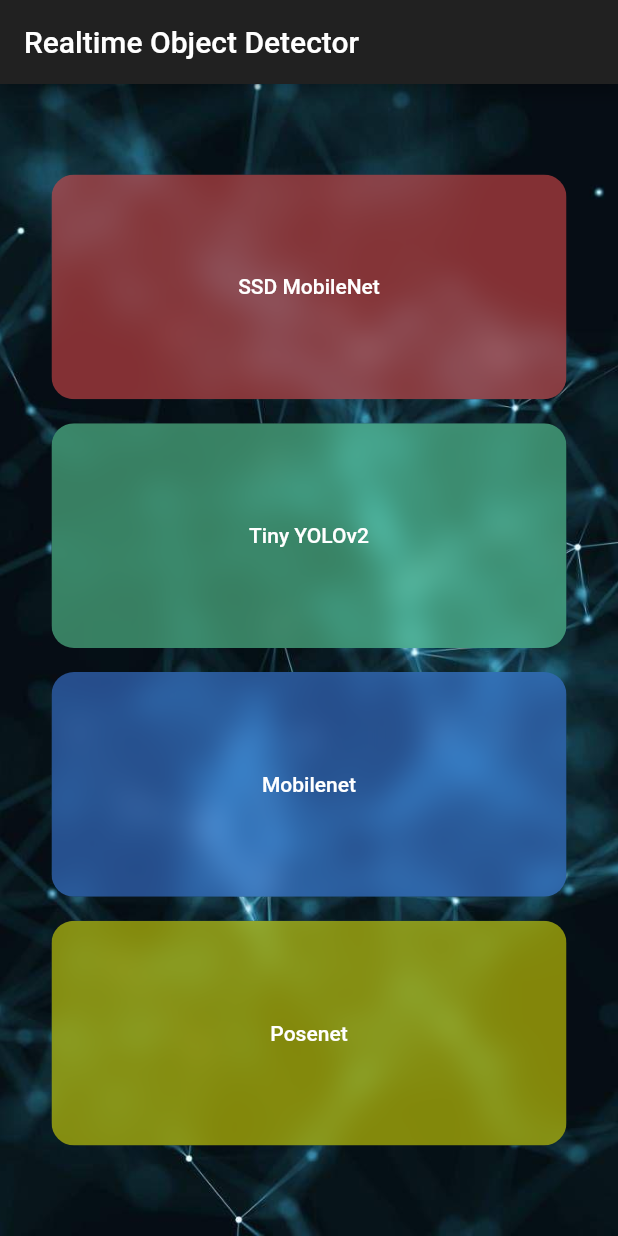
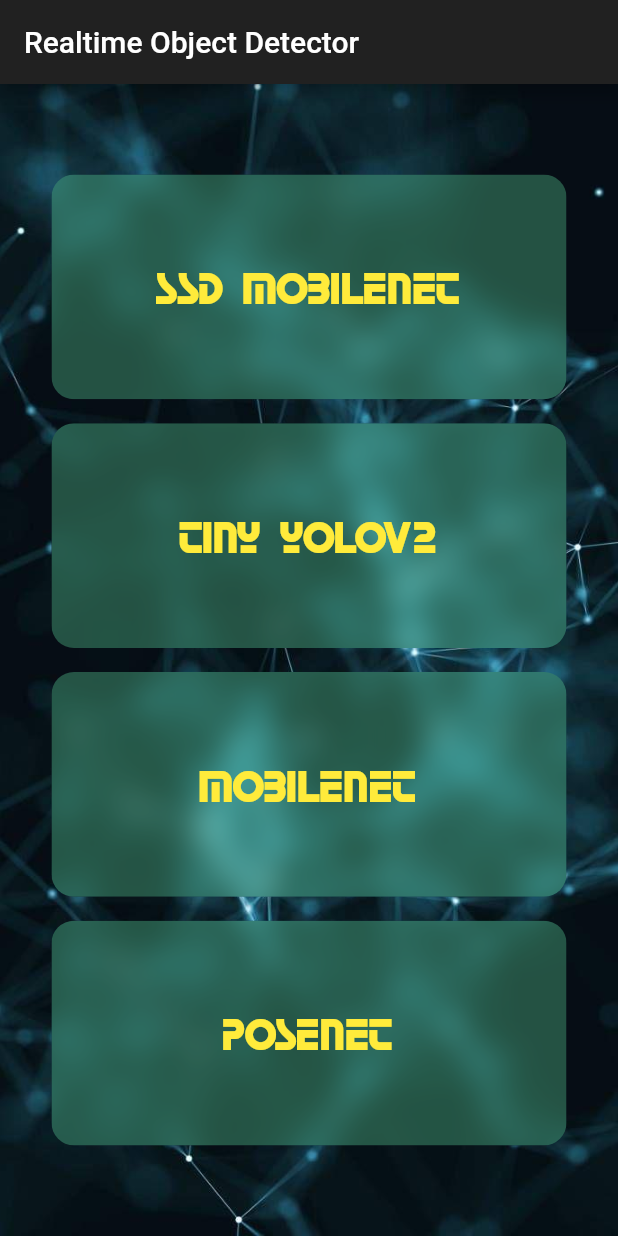
Before and after one commit to yatharth25/Realtime-Objec-Detection-Using-Flutter, a Flutter app: the screen it shows after launch, on a phone screen of 412 x 824 dp. Run offline on Flutter 3.47's test engine with Material 2 defaults, Android fonts, the phone set to English and light mode, and no system bars; drawn by our look-alikes of animated_text_kit; our stand-ins replace camera; missing offline and left inert: tflite.

Commit message:
added Animation to UI text

```diff
--- /dev/null
+++ b/assets/horizon/Font License.txt
@@ -0,0 +1,47 @@
+Shareware/ Font License
+
+Pixel Sagas Freeware Fonts EULA (End User License Agreement) and Software Inclusion Agreement
+
+"Purchaser" and "User" may be used interchangeably in this agreement.
+
+"Pixel Sagas" and "Neale Davidson" may be used interchangeably in this agreement. These all refer to the intellectual and legal property of Neale Davidson.
+
+Usage
+
+Pixel Saga's Shareware Fonts are free to use for personal, non-commercial purposes. No payment is necessary to use Pixel Saga's Freeware Fonts for personal use, and there is no limit to the amount of prints, pages, or other medium to be produced using them. However, you cannot offer the font for commercial sale, or offer for direct download. The inclusion of the font name and/or site URL in the credits or documentation when it is used is appreciated, but this is not mandatory.
+
+Payment
+
+Payment is not required for the use of Pixel Saga's Shareware Fonts. Commercial use requires a modest fee which can be paid through the pixelsagas.com web site through Paypal.com's services. The transaction receipt for any shareware "commercial license" purchase will suffice as proof of license.
+
+Support
+
+Font installation help is available at http://www.pixelsagas.com. If you experience problems with any Pixel Saga's Freeware font (such as spacing issues or missing characters), please verify that you have the correct and current version of the fonts. In the case of Freeware fonts, downloading the font directly from the Pixel Sagas site will ensure that the font files have not been altered.
+
+Software Inclusion Agreement
+
+Pixel Saga's software products are protected by copyright laws and International copyright treaties, as well as other intellectual property laws and treaties. All Pixel Saga's software products are licensed, not sold.
+
+1) GRANT OF LICENSE
+
+This document grants the user the following rights:
+
+Installation and Use. The user may install and use an unlimited number of copies of the software product. The user may not offer Pixel Sagas freeware fonts for direct download unless the user has received explicit, written permission from Neale Davidson. Otherwise please direct users to the http://www.pixelsagas.com website. Pixel Sagas freeware fonts may, however, be embedded for web, publication, or general software use.
+
+2) WARRANTIES
+
+None
+
+Pixel Sagas expressly disclaims any warranty for the software product. The software product and any related documentation is provided "as is" without warranty of any kind, either express or implied, including, without limitation, the implied warranties or merchantability, fitness for a particular purpose, or non-infringement. The entire risk arising out of use or performance of the software product remains with the user.
+
+No Liability For Consequential Damages.
+
+In no event shall Neale Davidson or Pixel Sagas be liable for any damages whatsoever (including, without limitation, damages for loss of business profits, business interruption, loss of business information, or any other pecuniary loss) arising out of the use of or inability to use this product, even if Pixel Sagas has been advised of the possibility of such damages.
+
+3) MISCELLANEOUS
+
+Should the user have any questions concerning this document or you desire to contact Neale Davidson for any reason, please email jaynz@pixelsagas.com .
+
+Governing Law
+
+This agreement is governed by and subject to the laws of the United States of America.
--- a/lib/home_screen.dart
+++ b/lib/home_screen.dart
@@ -4,6 +4,7 @@ import 'package:flutter/material.dart';
 import 'package:camera/camera.dart';
 import 'package:tflite/tflite.dart';
 import 'dart:math' as math;
+import 'package:animated_text_kit/animated_text_kit.dart';
 
 import 'camera.dart';
 import 'bound_box.dart';
@@ -24,6 +25,18 @@ class _HomeScreenState extends State<HomeScreen> {
   int _imageWidth = 0;
   double opacityLevel = 1.0;
   String _model = "";
+  static const _colors = [
+    Colors.yellow,
+    Colors.purple,
+    Colors.blue,
+    Colors.red,
+    Colors.pink,
+    Colors.yellow,
+  ];
+  static const _textstyle = TextStyle(
+      fontSize: 30,
+      //fontWeight: FontWeight.bold,
+      fontFamily: 'Horizon');
 
   @override
   void initState() {
@@ -102,37 +115,26 @@ class _HomeScreenState extends State<HomeScreen> {
                     child: ClipRRect(
                       borderRadius: BorderRadius.circular(15.0),
                       child: BackdropFilter(
-                          filter: ImageFilter.blur(sigmaX: 10.0, sigmaY: 10.0),
-                          child: Container(
-                            height: MediaQuery.of(context).size.height / 5.5,
-                            width: MediaQuery.of(context).size.width / 1.2,
-                            color: Colors.redAccent.withOpacity(0.5),
-                            child: TextButton(
-                              child: const Text(
-                                'SSD MobileNet',
-                                style: TextStyle(color: Colors.white),
-                              ),
-                              onPressed: () => onSelectModel(ssd),
-                            ),
-                          )),
-                    ),
-                  ),
-                  Padding(
-                    padding: const EdgeInsets.all(8.0),
-                    child: ClipRRect(
-                      borderRadius: BorderRadius.circular(15.0),
-                      child: BackdropFilter(
                         filter: ImageFilter.blur(sigmaX: 10.0, sigmaY: 10.0),
                         child: Container(
                           height: MediaQuery.of(context).size.height / 5.5,
                           width: MediaQuery.of(context).size.width / 1.2,
-                          color: Colors.greenAccent.withOpacity(0.5),
-                          child: TextButton(
-                            child: const Text(
-                              "Tiny YOLOv2",
-                              style: TextStyle(color: Colors.white),
+                          color: Colors.greenAccent.withOpacity(0.3),
+                          child: Center(
+                            child: AnimatedTextKit(
+                              animatedTexts: [
+                                ColorizeAnimatedText(
+                                  'SSD MobileNet',
+                                  textStyle: _textstyle,
+                                  speed: Duration(milliseconds: 200),
+                                  textAlign: TextAlign.center,
+                                  colors: _colors,
+                                )
+                              ],
+                              repeatForever: true,
+                              isRepeatingAnimation: true,
+                              onTap: () => onSelectModel(ssd),
                             ),
-                            onPressed: () => onSelectModel(yolo),
                           ),
                         ),
                       ),
@@ -147,13 +149,22 @@ class _HomeScreenState extends State<HomeScreen> {
                         child: Container(
                           height: MediaQuery.of(context).size.height / 5.5,
                           width: MediaQuery.of(context).size.width / 1.2,
-                          color: Colors.blueAccent.withOpacity(0.5),
-                          child: TextButton(
-                            child: const Text(
-                              "Mobilenet",
-                              style: TextStyle(color: Colors.white),
+                          color: Colors.greenAccent.withOpacity(0.3),
+                          child: Center(
+                            child: AnimatedTextKit(
+                              animatedTexts: [
+                                ColorizeAnimatedText(
+                                  'Tiny YOLOv2',
+                                  textStyle: _textstyle,
+                                  speed: Duration(milliseconds: 300),
+                                  textAlign: TextAlign.center,
+                                  colors: _colors,
+                                )
+                              ],
+                              repeatForever: true,
+                              isRepeatingAnimation: true,
+                              onTap: () => onSelectModel(yolo),
                             ),
-                            onPressed: () => onSelectModel(mobilenet),
                           ),
                         ),
                       ),
@@ -168,13 +179,52 @@ class _HomeScreenState extends State<HomeScreen> {
                         child: Container(
                           height: MediaQuery.of(context).size.height / 5.5,
                           width: MediaQuery.of(context).size.width / 1.2,
-                          color: Colors.yellowAccent.withOpacity(0.5),
-                          child: TextButton(
-                            child: const Text(
-                              "Posenet",
-                              style: TextStyle(color: Colors.white),
+                          color: Colors.greenAccent.withOpacity(0.3),
+                          child: Center(
+                            child: AnimatedTextKit(
+                              animatedTexts: [
+                                ColorizeAnimatedText(
+                                  'MobileNet',
+                                  textStyle: _textstyle,
+                                  speed: Duration(milliseconds: 400),
+                                  textAlign: TextAlign.center,
+                                  colors: _colors,
+                                )
+                              ],
+                              repeatForever: true,
+                              isRepeatingAnimation: true,
+                              onTap: () => onSelectModel(mobilenet),
                             ),
-                            onPressed: () => onSelectModel(posenet),
+                          ),
+                        ),
+                      ),
+                    ),
+                  ),
+                  Padding(
+                    padding: const EdgeInsets.all(8.0),
+                    child: ClipRRect(
+                      borderRadius: BorderRadius.circular(15.0),
+                      child: BackdropFilter(
+                        filter: ImageFilter.blur(sigmaX: 10.0, sigmaY: 10.0),
+                        child: Container(
+                          height: MediaQuery.of(context).size.height / 5.5,
+                          width: MediaQuery.of(context).size.width / 1.2,
+                          color: Colors.greenAccent.withOpacity(0.3),
+                          child: Center(
+                            child: AnimatedTextKit(
+                              animatedTexts: [
+                                ColorizeAnimatedText(
+                                  'Posenet',
+                                  textStyle: _textstyle,
+                                  speed: Duration(milliseconds: 500),
+                                  textAlign: TextAlign.center,
+                                  colors: _colors,
+                                )
+                              ],
+                              repeatForever: true,
+                              isRepeatingAnimation: true,
+                              onTap: () => onSelectModel(posenet),
+                            ),
                           ),
                         ),
                       ),
```
Also changed, not shown: pubspec.yaml (+10 -0 lines), assets/horizon/Horizon Italic.otf (added), assets/horizon/Horizon.otf (added), lib/models.dart (line endings or trailing spaces).
